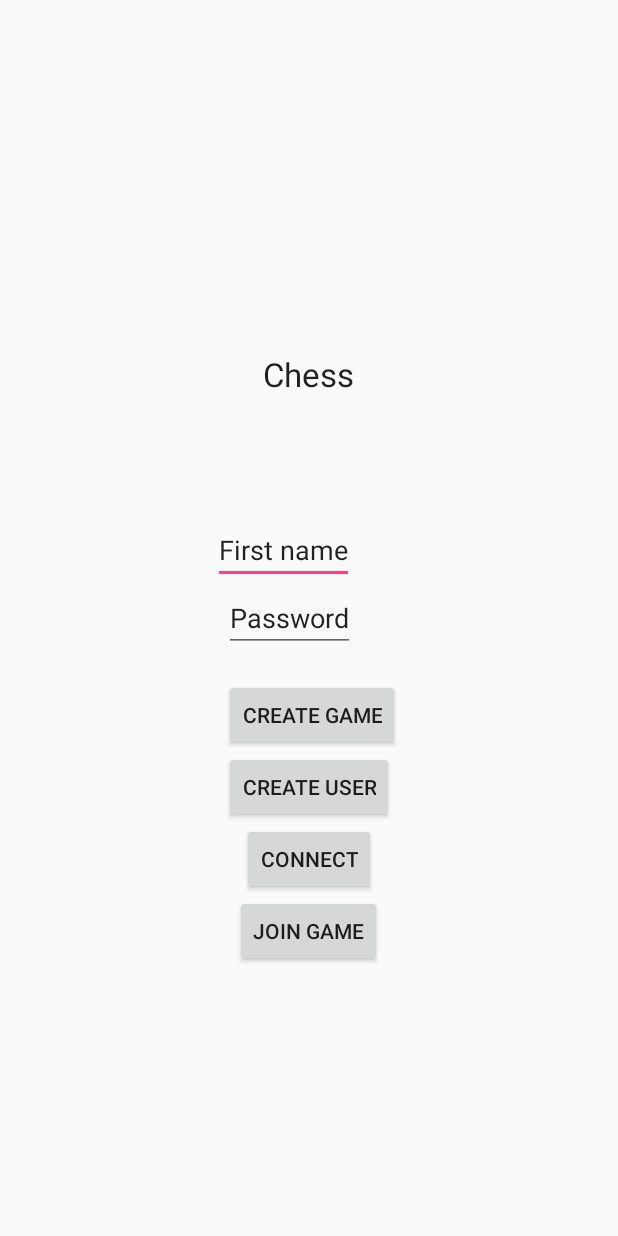
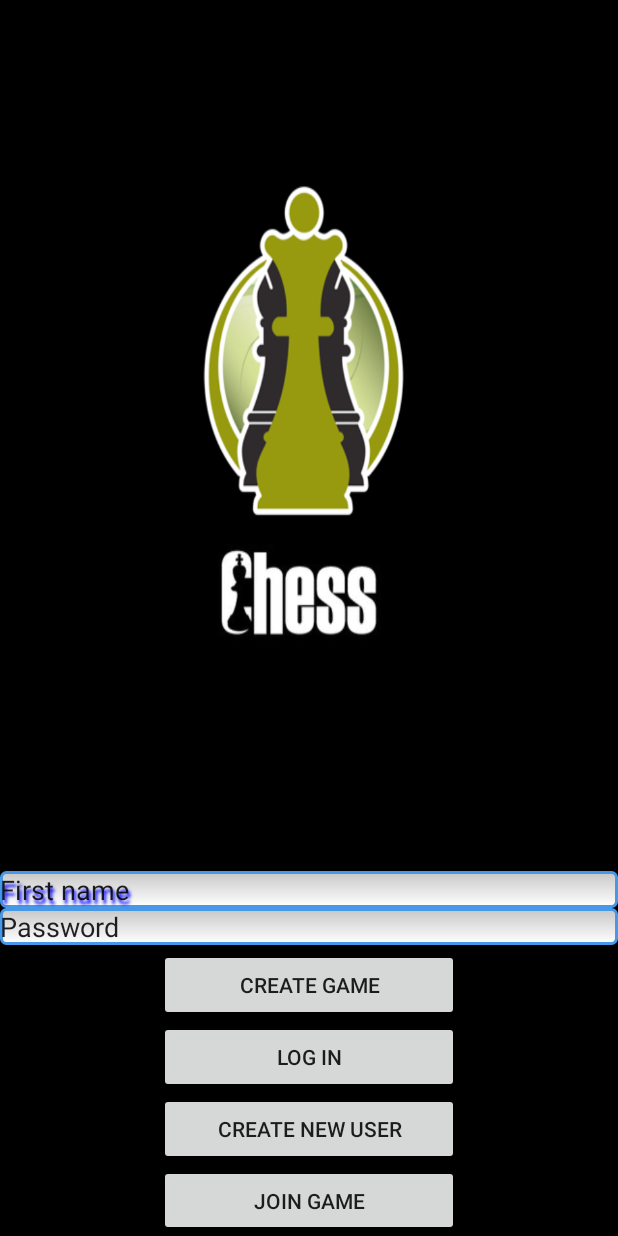
Before and after one commit to cajony2/ChessPVP, an Android app: the screen it shows after launch (Login), on a phone screen of 412 x 824 dp. Run offline under Robolectric (Android 15) with nearby library versions, the phone set to English and light mode, and no system bars.

Commit message:
new login activity

```diff
--- a/app/src/main/java/com/example/roma/servertest/Login.java
+++ b/app/src/main/java/com/example/roma/servertest/Login.java
@@ -1,14 +1,12 @@
 package com.example.roma.servertest;
 
 import android.app.Activity;
+import android.content.Intent;
 import android.os.Bundle;
 import android.util.Log;
 import android.view.View;
-import android.widget.ArrayAdapter;
 import android.widget.Button;
 import android.widget.EditText;
-import android.widget.ListView;
-import android.content.Intent;
 
 import java.io.BufferedReader;
 import java.io.IOException;
@@ -17,7 +15,6 @@ import java.io.OutputStreamWriter;
 import java.net.URL;
 import java.net.URLConnection;
 
-//Main activity
 public class Login extends Activity implements View.OnClickListener {
 
     public final static String USERNAME = "com.example.roma.servletTest.USERNAME";
@@ -28,7 +25,6 @@ public class Login extends Activity implements View.OnClickListener {
 
     Button doubleMe;
     Button createUser;
-    Button startGameBtn ;
     Button joinGame;
 
     @Override
@@ -40,19 +36,18 @@ public class Login extends Activity implements View.OnClickListener {
         pswField = (EditText) findViewById(R.id.psw);
 
         doubleMe  = (Button) findViewById(R.id.createGameBtn);
-        createUser = (Button) findViewById(R.id.createUser);
-        startGameBtn = (Button) findViewById(R.id.startGameButton);
+        createUser = (Button) findViewById(R.id.logIn);
         joinGame = (Button) findViewById(R.id.joinGame);
 
         doubleMe.setOnClickListener(this);
         createUser.setOnClickListener(this);
-        startGameBtn.setOnClickListener(this);
+
         joinGame.setOnClickListener(this);
     }
 
     public void onClick(View v){
         switch (v.getId()){
-            case R.id.createUser:
+            case R.id.logIn:
                 createUser();
                 break;
             case R.id.createGameBtn:
--- a/app/src/main/java/com/example/roma/servertest/Timer.java
+++ b/app/src/main/java/com/example/roma/servertest/Timer.java
@@ -41,9 +41,9 @@ public class Timer   {
             public void run() {
                 String minutes ="",seconds="";
 
-                if(timeRemaining>=0  &&  !canceled) {
-                    if(timeRemaining>=60) {
-                        minutes=""+(int)timeRemaining/60;
+                        if(timeRemaining>=0  &&  !canceled) {
+                            if(timeRemaining>=60) {
+                                minutes=""+ timeRemaining /60;
                     }
                     else {
                         minutes="0";
--- /dev/null
+++ b/app/src/main/res/drawable/edittext.xml
@@ -0,0 +1,14 @@
+<?xml version="1.0" encoding="utf-8" ?>
+
+<shape xmlns:android="http://schemas.android.com/apk/res/android"
+    android:thickness="0dp"
+    android:shape="rectangle">
+    <stroke android:width="2dp"
+        android:color="#4799E8"/>
+    <corners android:radius="3dp" />
+    <gradient
+        android:startColor="#C8C8C8"
+        android:endColor="#FFFFFF"
+        android:type="linear"
+        android:angle="270"/>
+</shape>
--- a/app/src/main/res/layout/login_activity.xml
+++ b/app/src/main/res/layout/login_activity.xml
@@ -4,6 +4,7 @@
     android:layout_width="fill_parent"
     android:layout_height="fill_parent"
     android:orientation="vertical"
+    android:background="@drawable/loginbackground"
     android:weightSum="1">
 
     <Button
@@ -11,52 +12,57 @@
         android:layout_height="wrap_content"
         android:text="Create Game"
         android:id="@+id/createGameBtn"
+        android:layout_marginTop="27dp"
+        android:minWidth="200dp"
         android:layout_alignTop="@+id/psw"
-        android:layout_alignLeft="@+id/createUser"
-        android:layout_alignStart="@+id/createUser"
-        android:layout_marginTop="63dp" />
+        android:layout_alignLeft="@+id/logIn"
+        android:layout_alignStart="@+id/logIn" />
+
 
     <EditText
-        android:layout_width="wrap_content"
+        android:layout_width="match_parent"
         android:layout_height="wrap_content"
         android:id="@+id/firstName"
         android:text="First name"
+        android:shadowRadius="2"
+        android:shadowColor="#0000ff"
+        android:shadowDx="2"
+        android:shadowDy="4"
+        android:background="@drawable/edittext"
         android:layout_above="@+id/createGameBtn"
-        android:layout_alignRight="@+id/textView"
-        android:layout_alignEnd="@+id/textView" />
+        android:layout_alignParentLeft="true"
+        android:layout_alignParentStart="true"
+        android:singleLine="true"/>
+
     <EditText
-        android:layout_width="wrap_content"
+        android:layout_width="match_parent"
         android:layout_height="wrap_content"
         android:id="@+id/psw"
         android:text="Password"
-        android:layout_centerVertical="true"
-        android:layout_alignLeft="@+id/createGameBtn"
-        android:layout_alignStart="@+id/createGameBtn" />
-
-    <TextView
-        android:layout_width="wrap_content"
-        android:layout_height="wrap_content"
-        android:textAppearance="?android:attr/textAppearanceLarge"
-        android:text="Chess"
-        android:id="@+id/textView"
-        android:layout_above="@+id/firstName"
-        android:layout_centerHorizontal="true"
-        android:layout_marginBottom="80dp" />
+        android:layout_marginBottom="194dp"
+        android:background="@drawable/edittext"
+        android:layout_alignParentBottom="true"
+        android:layout_alignParentLeft="true"
+        android:layout_alignParentStart="true"
+        android:singleLine="true"/>
 
     <Button
         android:layout_width="wrap_content"
         android:layout_height="wrap_content"
-        android:text="Create User"
-        android:id="@+id/createUser"
+        android:text="Log In"
+        android:id="@+id/logIn"
+        android:minWidth="200dp"
         android:layout_below="@+id/createGameBtn"
-        android:layout_centerHorizontal="true" />
-
+        android:layout_alignLeft="@+id/createUser"
+        android:layout_alignStart="@+id/createUser" />
     <Button
         android:layout_width="wrap_content"
         android:layout_height="wrap_content"
-        android:text="Connect"
-        android:id="@+id/startGameButton"
-        android:layout_below="@+id/createUser"
+        android:text="Create new User"
+        android:id="@+id/createUser"
+        android:layout_below="@+id/logIn"
+        android:minWidth="200dp"
+        android:layout_centerInParent="true"
         android:layout_centerHorizontal="true" />
 
     <Button
@@ -64,7 +70,8 @@
         android:layout_height="wrap_content"
         android:text="Join Game"
         android:id="@+id/joinGame"
-        android:layout_below="@+id/startGameButton"
-        android:layout_centerHorizontal="true" />
+        android:layout_centerHorizontal="true"
+        android:layout_below="@+id/createUser"
+        android:minWidth="200dp" />
 
 </RelativeLayout>
```
Also changed, not shown: app/src/main/java/com/example/roma/servertest/GameBoard.java (+34 -42 lines), app/src/main/res/layout/main_game_activity.xml (+26 -10 lines), app/src/main/res/drawable/loginbackground.jpg (added).
